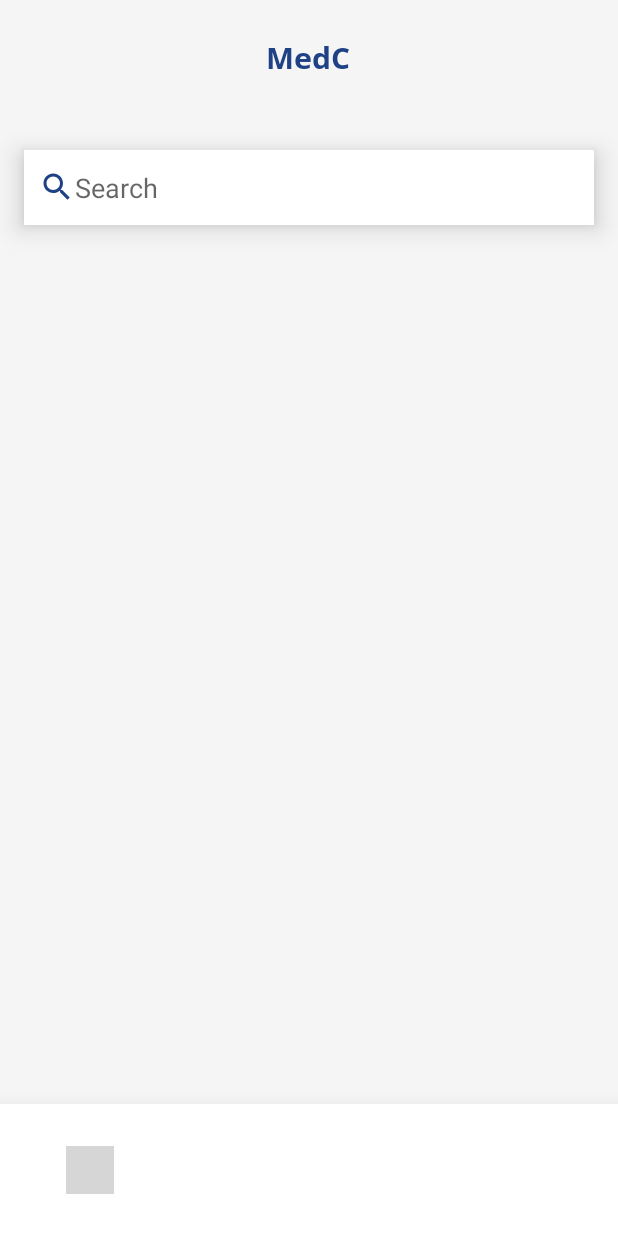
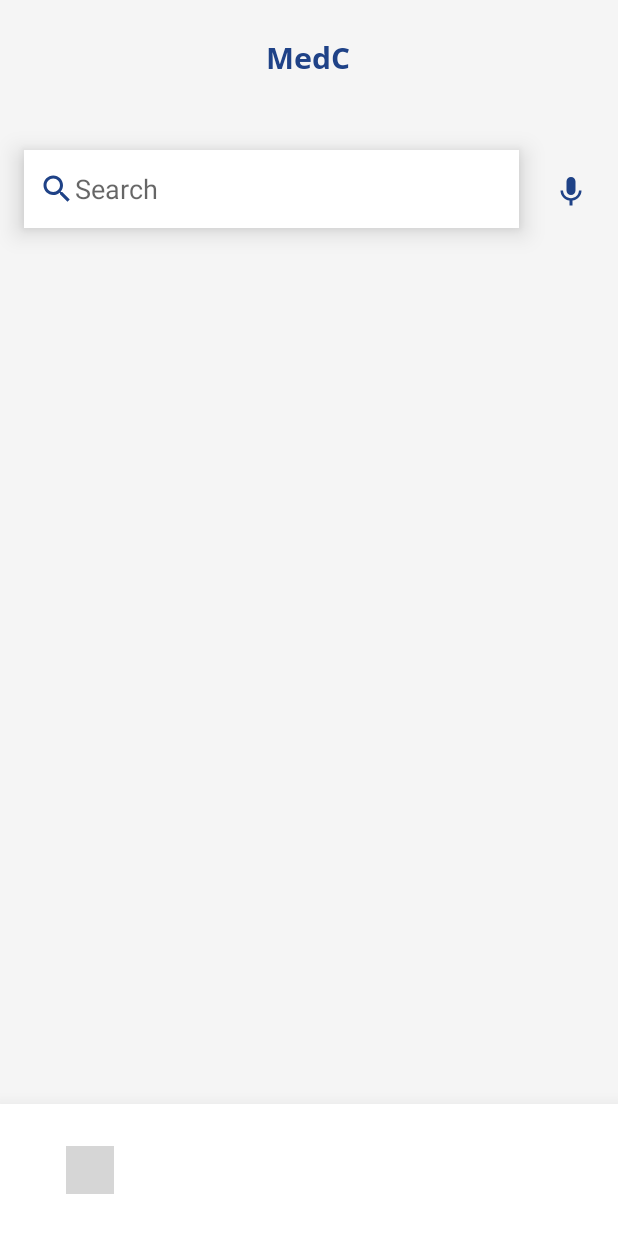
Before and after one commit to vincentkylecaballa/MED-C, an Android app: the Homepage screen opened directly, with no data from a screen before it, on a phone screen of 412 x 824 dp. Shown: the top 1233 px of the screen. Run offline under Robolectric (Android 15) with nearby library versions, the phone set to English and light mode, and no system bars; plain views replace BubbleNavigationConstraintView, BubbleToggleView; grey boxes are pictures that could not be loaded.

Commit message:
Added Mic Drawable icon

```diff
--- a/app/src/main/res/layout/activity_homepage.xml
+++ b/app/src/main/res/layout/activity_homepage.xml
@@ -107,10 +107,23 @@
         tools:srcCompat="@tools:sample/avatars"
         android:contentDescription="@string/profilePicture" />
 
+    <ImageView
+        android:id="@+id/voiceBtn"
+        android:layout_width="wrap_content"
+        android:layout_height="wrap_content"
+        android:layout_marginStart="16dp"
+        android:layout_marginTop="116dp"
+        android:layout_marginEnd="16dp"
+        android:src="@drawable/ic_mic"
+        app:layout_constraintEnd_toEndOf="parent"
+        app:layout_constraintHorizontal_bias="0.68"
+        app:layout_constraintStart_toEndOf="@+id/searchBar"
+        app:layout_constraintTop_toTopOf="parent" />
+
     <EditText
         android:id="@+id/searchBar"
-        android:layout_width="0dp"
-        android:layout_height="50dp"
+        android:layout_width="330dp"
+        android:layout_height="52dp"
         android:layout_marginStart="16dp"
         android:layout_marginTop="48dp"
         android:layout_marginEnd="16dp"
```
